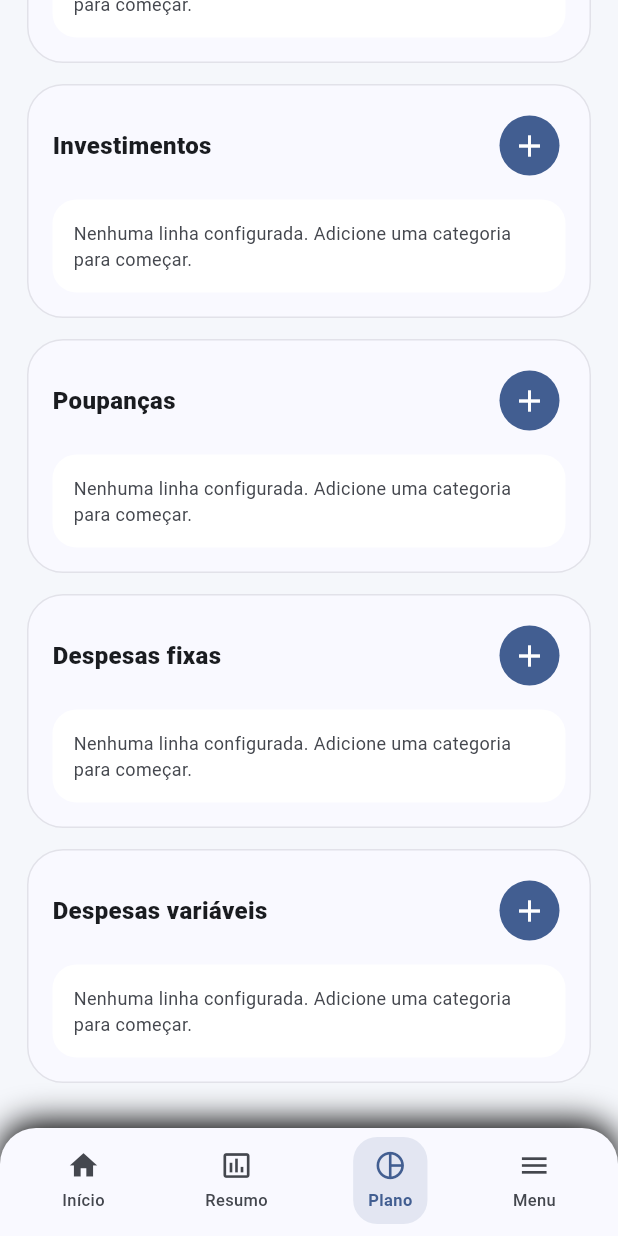
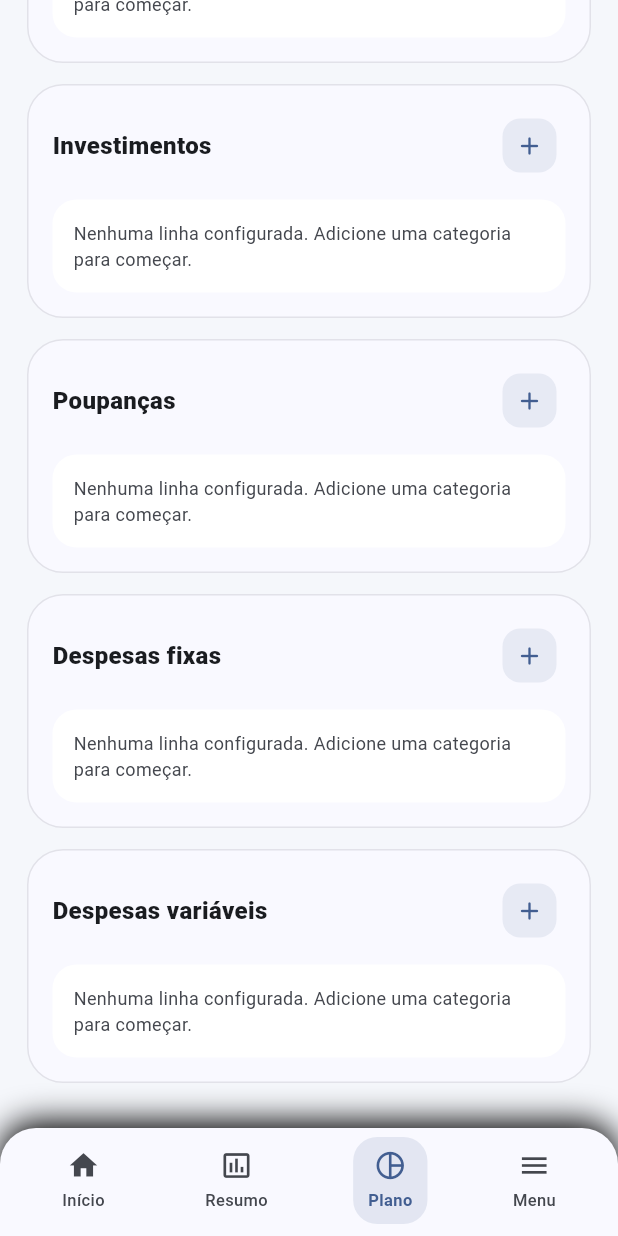
Before and after one commit to HTech-CEO/hsavings, a Flutter app: the screen it shows after launch, item 3 of the bottom bar chosen, scrolled down 325 dp, on a phone screen of 412 x 824 dp. Run offline on Flutter 3.47's test engine with Material 3 defaults, Android fonts, the phone set to English and light mode, and no system bars; our stand-ins replace fl_chart; network calls fail.

Commit message:
[UPD] - (Melhoria no design da Home Page e Plano Financeiro)

```diff
--- a/lib/src/screens/financial_plan_screen.dart
+++ b/lib/src/screens/financial_plan_screen.dart
@@ -113,6 +113,7 @@ class _FinancialPlanScreenState extends State<FinancialPlanScreen>
           PlanCategoryTemplate(id: 'leisure', label: 'Lazer', icon: Icons.movie_filter_rounded, color: Color(0xFFFFC857)),
           PlanCategoryTemplate(id: 'shopping', label: 'Compras', icon: Icons.shopping_bag_rounded, color: Color(0xFFB98BFF)),
           PlanCategoryTemplate(id: 'health', label: 'Saúde', icon: Icons.medical_services_outlined, color: Color(0xFF6ED3C5)),
+          PlanCategoryTemplate(id: 'transport', label: 'Transporte', icon: Icons.directions_car_rounded, color: Color(0xFFFF8A65)),
           PlanCategoryTemplate(id: 'travel', label: 'Viagens', icon: Icons.flight_takeoff_rounded, color: Color(0xFF46A5FF)),
           PlanCategoryTemplate(id: 'other', label: 'Diversos', icon: Icons.more_horiz_rounded, color: Color(0xFF95A5A6)),
         ];
@@ -186,6 +187,30 @@ class _FinancialPlanScreenState extends State<FinancialPlanScreen>
     return (_lines[group] ?? []).fold<double>(0, (sum, line) => sum + line.amount);
   }
 
+  double _sumAllOtherGroupsExcept(PlanGroupType currentGroup, {String? currentLineId}) {
+    double total = 0;
+
+    for (final group in PlanGroupType.values) {
+      if (group == currentGroup) {
+        final lines = _lines[group] ?? const [];
+        for (final line in lines) {
+          if (line.id != currentLineId) {
+            total += line.amount;
+          }
+        }
+        continue;
+      }
+
+      total += _sumGroup(group);
+    }
+
+    return total;
+  }
+
+  double availableFor(PlanGroupType group, {String? lineId}) {
+    return remainingBalance;
+  }
+
   double get totalIncome => _sumGroup(PlanGroupType.income);
   double get totalInvestments => _sumGroup(PlanGroupType.investment);
   double get totalSavings => _sumGroup(PlanGroupType.saving);
@@ -201,7 +226,7 @@ class _FinancialPlanScreenState extends State<FinancialPlanScreen>
 
   List<PieChartSectionData> get chartSections {
     final values = <({String label, double value, Color color})>[
-      (label: 'Receitas', value: totalIncome, color: const Color(0xFF14B87A)),
+      (label: 'Rendimentos', value: totalIncome, color: const Color(0xFF14B87A)),
       (label: 'Investimentos', value: totalInvestments, color: const Color(0xFF7C4DFF)),
       (label: 'Poupanças', value: totalSavings, color: const Color(0xFF1A73E8)),
       (label: 'Despesas fixas', value: totalFixedExpenses, color: const Color(0xFFEA4F5D)),
@@ -284,7 +309,7 @@ class _FinancialPlanScreenState extends State<FinancialPlanScreen>
                             children: [
                               Expanded(
                                 child: _SummaryCard(
-                                  label: 'Receita total',
+                                  label: 'Rendimentos totais',
                                   value: '€ ${totalIncome.toStringAsFixed(2).replaceAll('.', ',')}',
                                   color: const Color(0xFF14B87A),
                                 ),
@@ -317,9 +342,11 @@ class _FinancialPlanScreenState extends State<FinancialPlanScreen>
                           children: [
                             const SizedBox(height: 10),
                             _CategoryGroupCard(
-                              title: 'Receitas',
+                              title: 'Rendimentos',
                               groupType: PlanGroupType.income,
                               lines: _lines[PlanGroupType.income] ?? const [],
+                              availableBalance: remainingBalance,
+                              balanceForLine: (_) => remainingBalance,
                               onAdd: () => _addLine(PlanGroupType.income),
                               onRemove: (lineId) => _removeLine(lineId, PlanGroupType.income),
                               onAmountChanged: (lineId, value) => _updateLineAmount(lineId, PlanGroupType.income, value),
@@ -330,6 +357,8 @@ class _FinancialPlanScreenState extends State<FinancialPlanScreen>
                               title: 'Investimentos',
                               groupType: PlanGroupType.investment,
                               lines: _lines[PlanGroupType.investment] ?? const [],
+                              availableBalance: remainingBalance,
+                              balanceForLine: (_) => remainingBalance,
                               onAdd: () => _addLine(PlanGroupType.investment),
                               onRemove: (lineId) => _removeLine(lineId, PlanGroupType.investment),
                               onAmountChanged: (lineId, value) => _updateLineAmount(lineId, PlanGroupType.investment, value),
@@ -340,6 +369,8 @@ class _FinancialPlanScreenState extends State<FinancialPlanScreen>
                               title: 'Poupanças',
                               groupType: PlanGroupType.saving,
                               lines: _lines[PlanGroupType.saving] ?? const [],
+                              availableBalance: remainingBalance,
+                              balanceForLine: (_) => remainingBalance,
                               onAdd: () => _addLine(PlanGroupType.saving),
                               onRemove: (lineId) => _removeLine(lineId, PlanGroupType.saving),
                               onAmountChanged: (lineId, value) => _updateLineAmount(lineId, PlanGroupType.saving, value),
@@ -350,6 +381,8 @@ class _FinancialPlanScreenState extends State<FinancialPlanScreen>
                               title: 'Despesas fixas',
                               groupType: PlanGroupType.fixedExpense,
                               lines: _lines[PlanGroupType.fixedExpense] ?? const [],
+                              availableBalance: remainingBalance,
+                              balanceForLine: (_) => remainingBalance,
                               onAdd: () => _addLine(PlanGroupType.fixedExpense),
                               onRemove: (lineId) => _removeLine(lineId, PlanGroupType.fixedExpense),
                               onAmountChanged: (lineId, value) => _updateLineAmount(lineId, PlanGroupType.fixedExpense, value),
@@ -360,6 +393,8 @@ class _FinancialPlanScreenState extends State<FinancialPlanScreen>
                               title: 'Despesas variáveis',
                               groupType: PlanGroupType.variableExpense,
                               lines: _lines[PlanGroupType.variableExpense] ?? const [],
+                              availableBalance: remainingBalance,
+                              balanceForLine: (_) => remainingBalance,
                               onAdd: () => _addLine(PlanGroupType.variableExpense),
                               onRemove: (lineId) => _removeLine(lineId, PlanGroupType.variableExpense),
                               onAmountChanged: (lineId, value) => _updateLineAmount(lineId, PlanGroupType.variableExpense, value),
@@ -508,7 +543,7 @@ class _PlanChartCard extends StatelessWidget {
                 spacing: 12,
                 runSpacing: 8,
                 children: const [
-                  _LegendChip(label: 'Receitas', color: Color(0xFF14B87A)),
+                  _LegendChip(label: 'Rendimentos', color: Color(0xFF14B87A)),
                   _LegendChip(label: 'Investimentos', color: Color(0xFF7C4DFF)),
                   _LegendChip(label: 'Poupanças', color: Color(0xFF1A73E8)),
                   _LegendChip(label: 'Despesas fixas', color: Color(0xFFEA4F5D)),
@@ -563,6 +598,8 @@ class _CategoryGroupCard extends StatelessWidget {
   final String title;
   final PlanGroupType groupType;
   final List<PlanLine> lines;
+  final double availableBalance;
+  final double Function(String lineId) balanceForLine;
   final VoidCallback onAdd;
   final Function(String) onRemove;
   final Function(String, String) onAmountChanged;
@@ -572,6 +609,8 @@ class _CategoryGroupCard extends StatelessWidget {
     required this.title,
     required this.groupType,
     required this.lines,
+    required this.availableBalance,
+    required this.balanceForLine,
     required this.onAdd,
     required this.onRemove,
     required this.onAmountChanged,
@@ -596,12 +635,33 @@ class _CategoryGroupCard extends StatelessWidget {
         children: [
           Row(
             mainAxisAlignment: MainAxisAlignment.spaceBetween,
+            crossAxisAlignment: CrossAxisAlignment.center,
             children: [
-              Text(title, style: TextStyle(fontWeight: FontWeight.w800, fontSize: 16, color: theme.colorScheme.onSurface)),
-              IconButton.filled(
+              Text(
+                title,
+                style: TextStyle(
+                  fontWeight: FontWeight.w800,
+                  fontSize: 16,
+                  color: theme.colorScheme.onSurface,
+                ),
+              ),
+              IconButton(
                 onPressed: onAdd,
-                icon: const Icon(Icons.add),
                 tooltip: 'Nova linha',
+                icon: const Icon(Icons.add_rounded, size: 20),
+                style: ButtonStyle(
+                  minimumSize: WidgetStatePropertyAll(const Size(36, 36)),
+                  padding: WidgetStatePropertyAll(EdgeInsets.zero),
+                  backgroundColor: WidgetStatePropertyAll(
+                    theme.colorScheme.primary.withValues(alpha: 0.10),
+                  ),
+                  foregroundColor: WidgetStatePropertyAll(theme.colorScheme.primary),
+                  shape: WidgetStatePropertyAll(
+                    RoundedRectangleBorder(
+                      borderRadius: BorderRadius.circular(12),
+                    ),
+                  ),
+                ),
               ),
             ],
           ),
@@ -622,6 +682,7 @@ class _CategoryGroupCard extends StatelessWidget {
                   child: _PlanLineEditor(
                     line: line,
                     templates: templates,
+                    availableBalance: balanceForLine(line.id),
                     onRemove: () => onRemove(line.id),
                     onAmountChanged: (value) => onAmountChanged(line.id, value),
                     onTemplateChanged: (value) => onTemplateChanged(line.id, value),
@@ -656,11 +717,11 @@ class _CategoryGroupCard extends StatelessWidget {
         ];
       case PlanGroupType.fixedExpense:
         return const [
-          PlanCategoryTemplate(id: 'rent_house', label: 'Aluguel', icon: Icons.home_rounded, color: Color(0xFFEA4F5D)),
+          PlanCategoryTemplate(id: 'rent_house', label: 'Renda', icon: Icons.home_rounded, color: Color(0xFFEA4F5D)),
           PlanCategoryTemplate(id: 'utilities', label: 'Internet / Luz', icon: Icons.lightbulb_outline_rounded, color: Color(0xFFF7956A)),
           PlanCategoryTemplate(id: 'insurance', label: 'Seguros', icon: Icons.security_rounded, color: Color(0xFF9B5DE5)),
           PlanCategoryTemplate(id: 'loan', label: 'Empréstimo', icon: Icons.payments_rounded, color: Color(0xFFDB4D87)),
-          PlanCategoryTemplate(id: 'subscriptions', label: 'Assinaturas', icon: Icons.subscriptions_rounded, color: Color(0xFF5F7AFF)),
+          PlanCategoryTemplate(id: 'subscriptions', label: 'Subscrições', icon: Icons.subscriptions_rounded, color: Color(0xFF5F7AFF)),
           PlanCategoryTemplate(id: 'transport_fix', label: 'Transporte fixo', icon: Icons.directions_car_rounded, color: Color(0xFFFF8A65)),
         ];
       case PlanGroupType.variableExpense:
@@ -669,6 +730,7 @@ class _CategoryGroupCard extends StatelessWidget {
           PlanCategoryTemplate(id: 'leisure', label: 'Lazer', icon: Icons.movie_filter_rounded, color: Color(0xFFFFC857)),
           PlanCategoryTemplate(id: 'shopping', label: 'Compras', icon: Icons.shopping_bag_rounded, color: Color(0xFFB98BFF)),
           PlanCategoryTemplate(id: 'health', label: 'Saúde', icon: Icons.medical_services_outlined, color: Color(0xFF6ED3C5)),
+          PlanCategoryTemplate(id: 'transport', label: 'Transporte', icon: Icons.directions_car_rounded, color: Color(0xFFFF8A65)),
           PlanCategoryTemplate(id: 'travel', label: 'Viagens', icon: Icons.flight_takeoff_rounded, color: Color(0xFF46A5FF)),
           PlanCategoryTemplate(id: 'other', label: 'Diversos', icon: Icons.more_horiz_rounded, color: Color(0xFF95A5A6)),
         ];
@@ -679,6 +741,7 @@ class _CategoryGroupCard extends StatelessWidget {
 class _PlanLineEditor extends StatelessWidget {
   final PlanLine line;
   final List<PlanCategoryTemplate> templates;
+  final double availableBalance;
   final VoidCallback onRemove;
   final ValueChanged<String> onAmountChanged;
   final ValueChanged<String> onTemplateChanged;
@@ -686,6 +749,7 @@ class _PlanLineEditor extends StatelessWidget {
   const _PlanLineEditor({
     required this.line,
     required this.templates,
+    required this.availableBalance,
     required this.onRemove,
     required this.onAmountChanged,
     required this.onTemplateChanged,
@@ -764,12 +828,44 @@ class _PlanLineEditor extends StatelessWidget {
             ],
           ),
           const SizedBox(height: 10),
+          Container(
+            width: double.infinity,
+            padding: const EdgeInsets.symmetric(horizontal: 10, vertical: 8),
+            decoration: BoxDecoration(
+              color: availableBalance >= 0
+                  ? const Color(0xFF1F8D67).withValues(alpha: 0.08)
+                  : const Color(0xFFEA4F5D).withValues(alpha: 0.08),
+              borderRadius: BorderRadius.circular(12),
+            ),
+            child: Row(
+              mainAxisAlignment: MainAxisAlignment.spaceBetween,
+              children: [
+                Text(
+                  'Saldo disponível',
+                  style: TextStyle(
+                    color: theme.colorScheme.onSurfaceVariant,
+                    fontWeight: FontWeight.w700,
+                    fontSize: 11,
+                  ),
+                ),
+                Text(
+                  '€ ${availableBalance.toStringAsFixed(2).replaceAll('.', ',')}',
+                  style: TextStyle(
+                    color: availableBalance >= 0 ? const Color(0xFF1F8D67) : const Color(0xFFEA4F5D),
+                    fontWeight: FontWeight.w800,
+                    fontSize: 11,
+                  ),
+                ),
+              ],
+            ),
+          ),
+          const SizedBox(height: 8),
           TextFormField(
             initialValue: line.amount == 0 ? '' : line.amount.toStringAsFixed(2).replaceAll('.', ','),
             keyboardType: const TextInputType.numberWithOptions(decimal: true),
             style: const TextStyle(fontSize: 13),
             decoration: InputDecoration(
-              hintText: 'Valor em €',
+              hintText: '€ 0,00',
               prefixText: '€ ',
               filled: true,
               fillColor: theme.colorScheme.surface,
--- a/lib/src/screens/home_screen.dart
+++ b/lib/src/screens/home_screen.dart
@@ -165,12 +165,11 @@ class _HomeScreenState extends State<HomeScreen> with TickerProviderStateMixin {
                               children: [
                                 const SizedBox(height: 6),
                                 Row(
-                                  mainAxisAlignment: MainAxisAlignment.spaceBetween,
                                   children: const [
-                                    ActionButton(icon: Icons.add, label: 'Receita', color: Color.fromARGB(255, 5, 141, 75)),
-                                    ActionButton(icon: Icons.receipt_long_outlined, label: 'Despesa', color: Color(0xFFEA5F5F)),
-                                    ActionButton(icon: Icons.savings, label: 'Poupar', color: Color(0xFF007BFF)),
-                                    ActionButton(icon: Icons.account_balance_wallet, label: 'Investir', color: Color.fromARGB(255, 95, 5, 241)),
+                                    Expanded(child: ActionButton(icon: Icons.add, label: 'Rendimento', color: Color.fromARGB(255, 5, 141, 75))),
+                                    Expanded(child: ActionButton(icon: Icons.receipt_long_outlined, label: 'Despesa', color: Color(0xFFEA5F5F))),
+                                    Expanded(child: ActionButton(icon: Icons.savings, label: 'Poupar', color: Color(0xFF007BFF))),
+                                    Expanded(child: ActionButton(icon: Icons.account_balance_wallet, label: 'Investir', color: Color.fromARGB(255, 95, 5, 241))),
                                   ],
                                 ),
                                 const SizedBox(height: 18),
@@ -217,7 +216,7 @@ class _HomeScreenState extends State<HomeScreen> with TickerProviderStateMixin {
           Row(
             children: [
               _OverviewItem(
-                label: 'Receitas',
+                label: 'Rendimentos',
                 value: '€ 12.750,00',
                 color: const Color.fromARGB(255, 5, 141, 75),
                 onTap: () {},
@@ -237,22 +236,34 @@ class _HomeScreenState extends State<HomeScreen> with TickerProviderStateMixin {
               _OverviewItem(
                 label: 'Poupanças',
                 value: '€ 12.750,00',
-                color: Color(0xFF007BFF),
+                color: const Color(0xFF007BFF),
                 onTap: () {},
               ),
               const SizedBox(width: 18),
               _OverviewItem(
                 label: 'Investimentos',
                 value: '€ 4.107,81',
-                color: Color.fromARGB(255, 95, 5, 241),
+                color: const Color.fromARGB(255, 95, 5, 241),
                 onTap: () {},
               ),
             ],
           ),
           const SizedBox(height: 18),
-          Text('Saldo do mês', style: TextStyle(color: theme.colorScheme.onSurfaceVariant, fontWeight: FontWeight.w500)),
-          const SizedBox(height: 8),
-          Text('€ 8.642,19', style: TextStyle(color: theme.colorScheme.onSurface, fontSize: 22, fontWeight: FontWeight.w700)),
+          Container(
+            width: double.infinity,
+            padding: const EdgeInsets.all(12),
+            decoration: BoxDecoration(
+              borderRadius: BorderRadius.circular(16),
+              color: const Color(0xFF1F8D67).withValues(alpha: 0.08),
+            ),
+            child: Row(
+              mainAxisAlignment: MainAxisAlignment.spaceBetween,
+              children: [
+                Text('Saldo do mês', style: TextStyle(color: theme.colorScheme.onSurfaceVariant, fontWeight: FontWeight.w600)),
+                Text('€ 200,00', style: TextStyle(color: const Color(0xFF1F8D67), fontWeight: FontWeight.w800)),
+              ],
+            ),
+          ),
           const SizedBox(height: 12),
           Container(
             height: 60,
@@ -462,9 +473,6 @@ class _OverviewItemState extends State<_OverviewItem> with SingleTickerProviderS
                   color: isDark ? const Color(0xFF11151D) : theme.colorScheme.surface,
                   borderRadius: BorderRadius.circular(18),
                   border: Border.all(color: theme.colorScheme.surfaceContainerHighest.withValues(alpha: 0x3D)),
-                  gradient: LinearGradient(
-                    colors: [widget.color.withValues(alpha: 0.16), theme.colorScheme.primary.withValues(alpha: 0.06)],
-                  ),
                 ),
                 child: child,
               );
@@ -472,9 +480,23 @@ class _OverviewItemState extends State<_OverviewItem> with SingleTickerProviderS
             child: Column(
               crossAxisAlignment: CrossAxisAlignment.start,
               children: [
-                Text(widget.label, style: TextStyle(color: theme.colorScheme.onSurface.withValues(alpha: 0.88), fontWeight: FontWeight.w600, fontSize: 13)),
+                Text(
+                  widget.label,
+                  style: TextStyle(
+                    color: theme.colorScheme.onSurface.withValues(alpha: 0.88),
+                    fontWeight: FontWeight.w600,
+                    fontSize: 13,
+                  ),
+                ),
                 const SizedBox(height: 10),
-                Text(widget.value, style: TextStyle(color: widget.color.withValues(alpha: 0x1F), fontWeight: FontWeight.w700, fontSize: 16)),
+                Text(
+                  widget.value,
+                  style: TextStyle(
+                    color: widget.color,
+                    fontWeight: FontWeight.w800,
+                    fontSize: 16,
+                  ),
+                ),
               ],
             ),
           ),
--- a/lib/src/widgets/balance_card.dart
+++ b/lib/src/widgets/balance_card.dart
@@ -63,7 +63,7 @@ class BalanceCard extends StatelessWidget {
                       onTap: onMorePressed,
                       child: const Padding(
                         padding: EdgeInsets.symmetric(horizontal: 10, vertical: 6),
-                        child: Icon(Icons.more_horiz, color: Colors.white, size: 16),
+                        child: Icon(Icons.remove_red_eye, color: Colors.white, size: 16),
                       ),
                     ),
                   ),
```
Also changed, not shown: lib/src/widgets/action_button.dart (+8 -5 lines).
